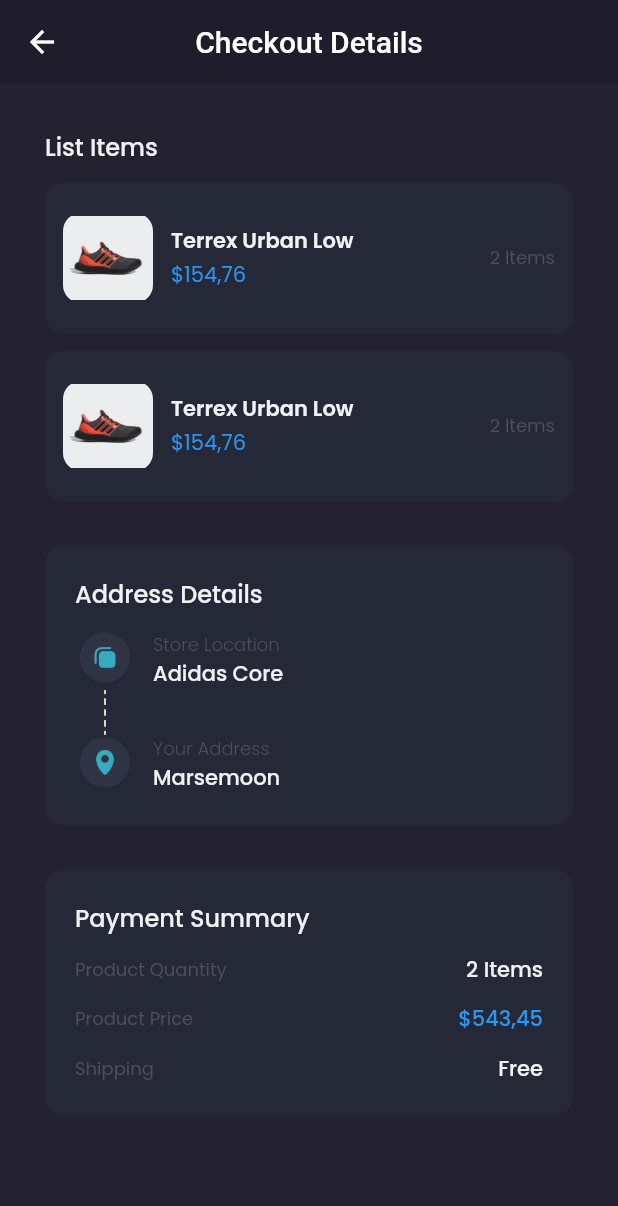
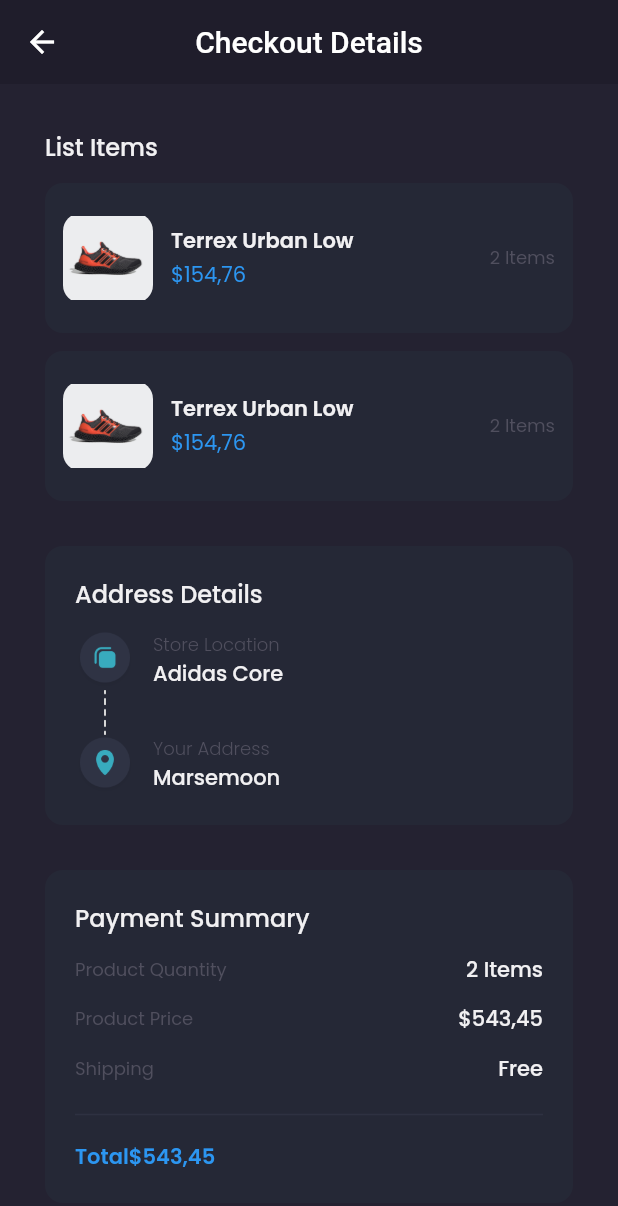
Before and after one commit to AsepCahyudin/saveshamo, a Flutter app: the CheckoutPage screen opened by its route, on a phone screen of 412 x 824 dp. Shown: the top 1206 px of the screen. Run offline on Flutter 3.47's test engine with Material 2 defaults, Android fonts, the light colour scheme and no system bars; our stand-ins replace carousel_slider, google_fonts.

Commit message:
total price payment summary

```diff
--- a/lib/pages/checkout_page.dart
+++ b/lib/pages/checkout_page.dart
@@ -131,6 +131,7 @@
           Container(
             margin: EdgeInsets.only(
               top: defaultMargin,
+              bottom: defaultMargin,
             ),
             padding: EdgeInsets.all(20),
             decoration: BoxDecoration(
@@ -181,10 +182,10 @@
                     ),
                     Text(
                       '\$543,45',
-                      style: priceTextStyle.copyWith(
+                      style: primaryTextStyle.copyWith(
                         fontWeight: medium,
                       ),
-                    )
+                    ),
                   ],
                 ),
                 SizedBox(
@@ -204,9 +205,35 @@
                       style: primaryTextStyle.copyWith(
                         fontWeight: medium,
                       ),
-                    )
+                    ),
                   ],
-                )
+                ),
+                SizedBox(
+                  height: 12,
+                ),
+                Divider(
+                  thickness: 1,
+                  color: Color(0xff2E3141),
+                ),
+                SizedBox(
+                  height: 10,
+                ),
+                Row(
+                  children: [
+                    Text(
+                      'Total',
+                      style: priceTextStyle.copyWith(
+                        fontWeight: semiBold,
+                      ),
+                    ),
+                    Text(
+                      '\$543,45',
+                      style: priceTextStyle.copyWith(
+                        fontWeight: semiBold,
+                      ),
+                    ),
+                  ],
+                ),
               ],
             ),
           ),
```
